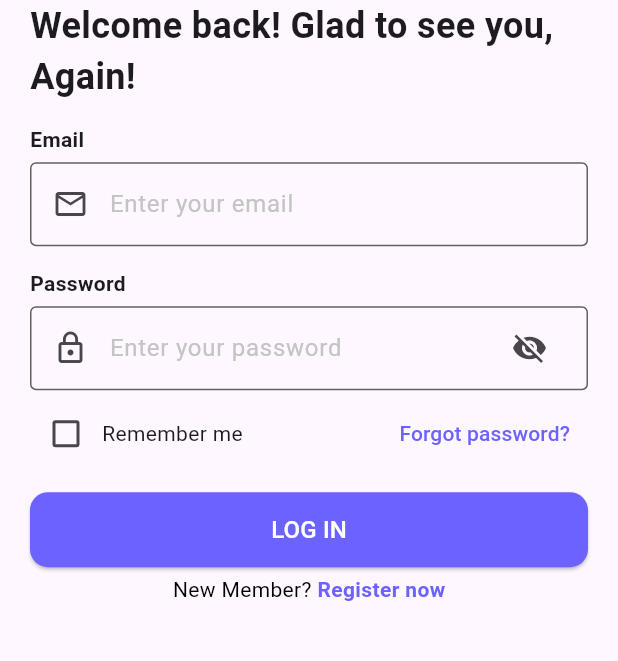
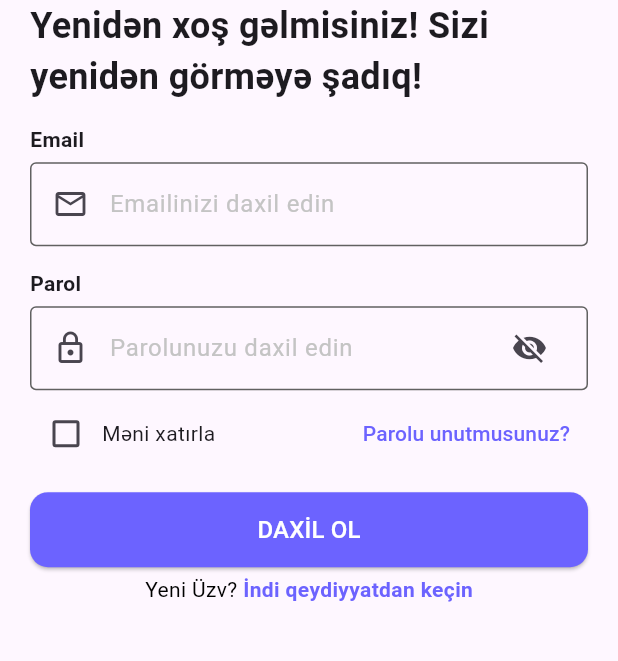
Before and after one commit to Kanan302/task-app, a Flutter app: the screen it shows after launch, on a phone screen of 412 x 824 dp, the part 374-1035 px from its top. Run offline on Flutter 3.47's test engine with Material 3 defaults, Android fonts, the phone set to English and light mode, and no system bars; our stand-ins replace bloc, cloud_firestore, equatable, firebase_auth, firebase_core, flutter_bloc and 2 more; accounts and stored records are empty.

Commit message:
app texts

```diff
--- /dev/null
+++ b/lib/core/constants/app_texts.dart
@@ -0,0 +1,62 @@
+class AppTexts {
+  // login page
+  static const String loginSuccessful = 'Giriş Uğurlu!';
+  static const String welcomeBack =
+      'Yenidən xoş gəlmisiniz! Sizi yenidən görməyə şadıq!';
+  static const String rememberMe = 'Məni xatırla';
+  static const String forgotPassword = 'Parolu unutmusunuz?';
+  static const String lOGIN = 'DAXİL OL';
+  static const String newMember = 'Yeni Üzv? ';
+  static const String registerNow = 'İndi qeydiyyatdan keçin';
+  static const String minPassword = 'Şifrə ən azı 6 simvol olmalıdır';
+  static const String finisPassword = 'Email @gmail.com ilə bitməlidir';
+  static const String wrongPassword = 'Yanlış şifrə';
+  static const String notFoundUser = 'İstifadəçi tapılmadı';
+  static const String unexpectedError = 'Gözlənilməz bir xəta baş verdi';
+
+  // register page
+  static const String createAccount = 'Xoş gəlmisiniz! Yeni hesab yaradın.';
+  static const String password = 'Parol';
+  static const String enterPassword = 'Parolunuzu daxil edin';
+  static const String emptyPassword = 'Şifrə boş ola bilməz';
+  static const String confirm = 'Təsdiq et';
+  static const String confirmPassword = 'Parolunuzu təsdiqləyin';
+  static const String signUp = 'QEYDİYYATDAN KEÇİN';
+  static const String samePassword = 'Şifrələr eyni olmalıdır.';
+  static const String alreadyMember = 'Artıq üzvsünüz? ';
+  static const String logIn = 'Daxil ol';
+  static const String congrats = 'Təbriklər!';
+  static const String createdAccount = 'Hesab yaradıldı! Təbrik edirik!';
+  static const String close = 'Bağla';
+
+  // reset password page
+  static const String resetYourPassword = 'Parolunuzu Sıfırlayın';
+  static const String sendedLink =
+      'Şifrə yeniləmə linki emailinizə göndərildi.';
+  static const String enterEmail = 'Emailinizi daxil edin';
+  static const String reset = 'Sıfırla';
+  static const String email = 'Email';
+  static const String emptyEmail = 'Email boş ola bilməz';
+  static const String correctEmail = 'Düzgün email daxil edin';
+
+  // navbar
+  static const String home = 'Ana səhifə';
+  static const String profile = 'Profil';
+
+  // profile tab
+  static const String firstName = 'Ad';
+  static const String lastName = 'Soyad';
+  static const String age = 'Yaş';
+  static const String address = 'Ünvan';
+  static const String delete = 'Sil';
+  static const String save = 'Saxla';
+  static const String notFoundProfile = 'Profil məlumatı tapılmadı!';
+  static const String savedProfile = 'Profil saxlandı!';
+  static const String notLoadedImage = 'Şəkil yüklənməyib';
+  static const String deletedProfile = 'Profil silindi!';
+
+  // home tab
+  static const String search = 'Axtar';
+  static const String date = 'Tarix';
+
+}
--- a/lib/features/auth/login/login.dart
+++ b/lib/features/auth/login/login.dart
@@ -2,6 +2,7 @@ import 'package:flutter/material.dart';
 import 'package:flutter_bloc/flutter_bloc.dart';
 import 'package:flutter_svg/flutter_svg.dart';
 import 'package:provider/provider.dart';
+import 'package:task/core/constants/app_texts.dart';
 import 'package:task/features/auth/login/bloc/login_bloc.dart';
 import 'package:task/core/constants/app_colors.dart';
 import 'package:task/core/constants/app_routes.dart';
@@ -39,7 +40,7 @@ class _LoginPageState extends State<LoginPage> {
                   if (state is LoginLoading) {
                     CircularProgressIndicator;
                   } else if (state is LoginSuccess) {
-                    AppSnackBar.show(context, "Login Successful!",
+                    AppSnackBar.show(context, AppTexts.loginSuccessful,
                         backgroundColor: AppColors.black);
                     Navigator.pushReplacementNamed(
                         context, AppRoutes.navbar.path);
@@ -58,7 +59,7 @@ class _LoginPageState extends State<LoginPage> {
                         height: 200,
                       ),
                       const Text(
-                        'Welcome back! Glad to see you, Again!',
+                        AppTexts.welcomeBack,
                         style: TextStyle(
                           fontSize: 24,
                           fontWeight: FontWeight.bold,
@@ -69,7 +70,7 @@ class _LoginPageState extends State<LoginPage> {
                         crossAxisAlignment: CrossAxisAlignment.start,
                         children: [
                           const Text(
-                            'Email',
+                            AppTexts.email,
                             style: TextStyle(
                               fontSize: 14,
                               fontWeight: FontWeight.bold,
@@ -77,16 +78,16 @@ class _LoginPageState extends State<LoginPage> {
                           ),
                           const SizedBox(height: 5),
                           AppTextField(
-                            hintText: 'Enter your email',
+                            hintText: AppTexts.enterEmail,
                             controller: _emailController,
                             obscureText: false,
                             prefixIcon: Icons.email_outlined,
                             onPressed: null,
                             validator: (value) {
                               if (value == null || value.isEmpty) {
-                                return 'Email boş ola bilməz';
+                                return AppTexts.emptyEmail;
                               } else if (!value.endsWith('@gmail.com')) {
-                                return 'Email @gmail.com ilə bitməlidir';
+                                return AppTexts.finisPassword;
                               }
                               return null;
                             },
@@ -98,7 +99,7 @@ class _LoginPageState extends State<LoginPage> {
                         crossAxisAlignment: CrossAxisAlignment.start,
                         children: [
                           const Text(
-                            'Password',
+                            AppTexts.password,
                             style: TextStyle(
                               fontSize: 14,
                               fontWeight: FontWeight.bold,
@@ -108,7 +109,7 @@ class _LoginPageState extends State<LoginPage> {
                           Consumer<VisibilityProvider>(
                             builder: (context, visibilityProvider, child) {
                               return AppTextField(
-                                hintText: 'Enter your password',
+                                hintText: AppTexts.enterPassword,
                                 controller: _passwordController,
                                 obscureText:
                                     visibilityProvider.isObscuredPassword,
@@ -117,9 +118,9 @@ class _LoginPageState extends State<LoginPage> {
                                     visibilityProvider.togglePasswordVisibility,
                                 validator: (value) {
                                   if (value == null || value.isEmpty) {
-                                    return 'Şifrə boş ola bilməz';
+                                    return AppTexts.emptyPassword;
                                   } else if (value.length < 6) {
-                                    return 'Şifrə ən azı 6 simvol olmalıdır';
+                                    return AppTexts.minPassword;
                                   }
                                   return null;
                                 },
@@ -132,9 +133,9 @@ class _LoginPageState extends State<LoginPage> {
                       Row(
                         mainAxisAlignment: MainAxisAlignment.spaceBetween,
                         children: [
-                          const LoginCheckboxText(text: 'Remember me'),
+                          const LoginCheckboxText(text: AppTexts.rememberMe),
                           AppTextButton(
-                            text: 'Forgot password?',
+                            text: AppTexts.forgotPassword,
                             onPressed: () {
                               Navigator.pushNamed(
                                   context, AppRoutes.reset.path);
@@ -145,7 +146,7 @@ class _LoginPageState extends State<LoginPage> {
                       ),
                       const SizedBox(height: 15),
                       AppElevatedButton(
-                        text: 'LOG IN',
+                        text: AppTexts.lOGIN,
                         color: AppColors.lightNavy,
                         onPressed: () {
                           if (_formKey.currentState!.validate()) {
@@ -160,11 +161,11 @@ class _LoginPageState extends State<LoginPage> {
                       ),
                       const SizedBox(height: 5),
                       LoginTextDetector(
-                        text: 'New Member? ',
+                        text: AppTexts.newMember,
                         onTap: () {
                           Navigator.pushNamed(context, AppRoutes.register.path);
                         },
-                        registerText: 'Register now',
+                        registerText: AppTexts.registerNow,
                       ),
                     ],
                   ),
--- a/lib/features/auth/register/register.dart
+++ b/lib/features/auth/register/register.dart
@@ -3,6 +3,7 @@ import 'package:flutter_bloc/flutter_bloc.dart';
 import 'package:flutter_svg/svg.dart';
 import 'package:provider/provider.dart';
 import 'package:task/core/constants/app_colors.dart';
+import 'package:task/core/constants/app_texts.dart';
 import 'package:task/core/widgets/app_elevated_button.dart';
 import 'package:task/features/auth/register/bloc/register_bloc.dart';
 import 'package:task/core/constants/app_routes.dart';
@@ -62,7 +63,7 @@ class _RegisterPageState extends State<RegisterPage> {
                         height: 180,
                       ),
                       const Text(
-                        'Welcome! Create a new account.',
+                        AppTexts.createAccount,
                         style: TextStyle(
                           fontSize: 24,
                           fontWeight: FontWeight.bold,
@@ -73,7 +74,7 @@ class _RegisterPageState extends State<RegisterPage> {
                         crossAxisAlignment: CrossAxisAlignment.start,
                         children: [
                           const Text(
-                            'Email',
+                            AppTexts.email,
                             style: TextStyle(
                               fontSize: 14,
                               fontWeight: FontWeight.bold,
@@ -81,14 +82,14 @@ class _RegisterPageState extends State<RegisterPage> {
                           ),
                           const SizedBox(height: 5),
                           AppTextField(
-                            hintText: 'Enter your email',
+                            hintText: AppTexts.enterEmail,
                             controller: _emailController,
                             obscureText: false,
                             prefixIcon: Icons.email_outlined,
                             onPressed: null,
                             validator: (value) {
                               if (value == null || value.isEmpty) {
-                                return 'Email boş ola bilməz';
+                                return AppTexts.emptyEmail;
                               } else if (!value.endsWith('@gmail.com')) {
                                 return 'Email @gmail.com ilə bitməlidir';
                               }
@@ -102,7 +103,7 @@ class _RegisterPageState extends State<RegisterPage> {
                         crossAxisAlignment: CrossAxisAlignment.start,
                         children: [
                           const Text(
-                            'Password',
+                            AppTexts.password,
                             style: TextStyle(
                               fontSize: 14,
                               fontWeight: FontWeight.bold,
@@ -112,7 +113,7 @@ class _RegisterPageState extends State<RegisterPage> {
                           Consumer<VisibilityProvider>(
                             builder: (context, visibilityProvider, child) {
                               return AppTextField(
-                                hintText: 'Enter your password',
+                                hintText: AppTexts.enterPassword,
                                 controller: _passwordController,
                                 obscureText:
                                     visibilityProvider.isObscuredPassword,
@@ -121,7 +122,7 @@ class _RegisterPageState extends State<RegisterPage> {
                                     visibilityProvider.togglePasswordVisibility,
                                 validator: (value) {
                                   if (value == null || value.isEmpty) {
-                                    return 'Şifrə boş ola bilməz';
+                                    return AppTexts.emptyPassword;
                                   } else if (value.length < 6) {
                                     return 'Şifrə ən azı 6 simvol olmalıdır';
                                   }
@@ -137,7 +138,7 @@ class _RegisterPageState extends State<RegisterPage> {
                         crossAxisAlignment: CrossAxisAlignment.start,
                         children: [
                           const Text(
-                            'Confirm',
+                            AppTexts.confirm,
                             style: TextStyle(
                               fontSize: 14,
                               fontWeight: FontWeight.bold,
@@ -147,7 +148,7 @@ class _RegisterPageState extends State<RegisterPage> {
                           Consumer<VisibilityProvider>(
                             builder: (context, visibilityProvider, child) {
                               return AppTextField(
-                                hintText: 'Confirm your password',
+                                hintText: AppTexts.confirmPassword,
                                 controller: _confirmPasswordController,
                                 obscureText: visibilityProvider
                                     .isObscuredConfirmPassword,
@@ -156,7 +157,7 @@ class _RegisterPageState extends State<RegisterPage> {
                                     .toggleConfirmPasswordVisibility,
                                 validator: (value) {
                                   if (value == null || value.isEmpty) {
-                                    return 'Şifrə boş ola bilməz';
+                                    return AppTexts.emptyPassword;
                                   } else if (value.length < 6) {
                                     return 'Şifrə ən azı 6 simvol olmalıdır';
                                   }
@@ -169,7 +170,7 @@ class _RegisterPageState extends State<RegisterPage> {
                       ),
                       const SizedBox(height: 20),
                       AppElevatedButton(
-                        text: 'SIGN UP',
+                        text: AppTexts.signUp,
                         color: AppColors.lightNavy,
                         onPressed: () {
                           if (_formKey.currentState!.validate()) {
@@ -178,8 +179,7 @@ class _RegisterPageState extends State<RegisterPage> {
                             final confirmPassword =
                                 _confirmPasswordController.text.trim();
                             if (password != confirmPassword) {
-                              AppSnackBar.show(
-                                  context, "Şifrələr eyni olmalıdır.");
+                              AppSnackBar.show(context, AppTexts.samePassword);
                             } else {
                               context
                                   .read<RegisterBloc>()
@@ -190,11 +190,12 @@ class _RegisterPageState extends State<RegisterPage> {
                       ),
                       const SizedBox(height: 5),
                       RegisterTextDetector(
-                          text: 'Already a member? ',
-                          onTap: () {
-                            Navigator.pushNamed(context, AppRoutes.login.path);
-                          },
-                          loginText: 'Log In')
+                        text: AppTexts.alreadyMember,
+                        onTap: () {
+                          Navigator.pushNamed(context, AppRoutes.login.path);
+                        },
+                        loginText: AppTexts.logIn,
+                      )
                     ],
                   ),
                 ),
--- a/lib/features/auth/reset/reset_password.dart
+++ b/lib/features/auth/reset/reset_password.dart
@@ -2,6 +2,7 @@ import 'package:flutter/material.dart';
 import 'package:flutter_bloc/flutter_bloc.dart';
 import 'package:flutter_svg/svg.dart';
 import 'package:task/core/constants/app_colors.dart';
+import 'package:task/core/constants/app_texts.dart';
 import 'package:task/core/widgets/app_elevated_button.dart';
 import 'package:task/core/widgets/app_snack_bar.dart';
 import 'package:task/core/widgets/app_text_field.dart';
@@ -27,7 +28,7 @@ class _ResetPasswordPageState extends State<ResetPasswordPage> {
           onPressed: Navigator.of(context).pop,
           icon: const Icon(Icons.arrow_back),
         ),
-        title: const Text('Reset Your Password'),
+        title:  const Text(AppTexts.resetYourPassword),
       ),
       body: SafeArea(
         child: SingleChildScrollView(
@@ -40,11 +41,11 @@ class _ResetPasswordPageState extends State<ResetPasswordPage> {
                     const CircularProgressIndicator();
                   } else if (state is ResetPasswordSuccess) {
                     AppSnackBar.show(
-                        context, "Şifrə yeniləmə linki emailinizə göndərildi.",
+                        context, AppTexts.sendedLink,
                         backgroundColor: Colors.black);
                   } else if (state is ResetPasswordFailure) {
                     AppSnackBar.show(
-                        context, "Yeniləmə Uğursuz: ${state.error}");
+                        context, 'Yeniləmə Uğursuz: ${state.error}');
                   }
                 },
                 child: Form(
@@ -62,7 +63,7 @@ class _ResetPasswordPageState extends State<ResetPasswordPage> {
                         crossAxisAlignment: CrossAxisAlignment.start,
                         children: [
                           const Text(
-                            'Email',
+                            AppTexts.email,
                             style: TextStyle(
                               fontSize: 14,
                               fontWeight: FontWeight.bold,
@@ -70,16 +71,16 @@ class _ResetPasswordPageState extends State<ResetPasswordPage> {
                           ),
                           const SizedBox(height: 5),
                           AppTextField(
-                            hintText: 'Enter your email',
+                            hintText: AppTexts.enterEmail,
                             controller: _emailController,
                             obscureText: false,
                             prefixIcon: Icons.email_outlined,
                             onPressed: null,
                             validator: (value) {
                               if (value == null || value.isEmpty) {
-                                return 'Email boş ola bilməz';
+                                return AppTexts.emptyEmail;
                               } else if (!value.contains('@')) {
-                                return 'Düzgün email daxil edin';
+                                return AppTexts.correctEmail;
                               }
                               return null;
                             },
@@ -88,7 +89,7 @@ class _ResetPasswordPageState extends State<ResetPasswordPage> {
                       ),
                       const SizedBox(height: 20),
                       AppElevatedButton(
-                        text: 'Reset',
+                        text: AppTexts.reset,
                         color: AppColors.lightNavy,
                         onPressed: () async {
                           if (_formKey.currentState!.validate()) {
--- a/lib/features/pages/nav_bar.dart
+++ b/lib/features/pages/nav_bar.dart
@@ -1,5 +1,6 @@
 import 'package:flutter/material.dart';
 import 'package:provider/provider.dart';
+import 'package:task/core/constants/app_texts.dart';
 import 'package:task/features/pages/home/home.dart';
 import 'package:task/services/provider/navigation_provider.dart';
 import 'profile/profile.dart';
@@ -25,11 +26,11 @@ class NavBar extends StatelessWidget {
         items: const [
           BottomNavigationBarItem(
             icon: Icon(Icons.home),
-            label: 'Home',
+            label: AppTexts.home,
           ),
           BottomNavigationBarItem(
             icon: Icon(Icons.person),
-            label: 'Profile',
+            label: AppTexts.profile,
           ),
         ],
         currentIndex:
--- a/lib/features/pages/profile/services/profile_provider.dart
+++ b/lib/features/pages/profile/services/profile_provider.dart
@@ -16,6 +16,7 @@ class ProfileProvider extends ChangeNotifier {
   String? base64Image;
   Uint8List? imageBytes;
   String? profileDocId;
+  bool isLoading = true; // Track loading state
 
   final ImagePicker _picker = ImagePicker();
 
@@ -24,6 +25,9 @@ class ProfileProvider extends ChangeNotifier {
   }
 
   Future<void> _fetchProfile(BuildContext context) async {
+    isLoading = true;
+    notifyListeners();
+
     await fetchProfileHelper(
       context: context,
       firstNameController: firstNameController,
@@ -42,6 +46,8 @@ class ProfileProvider extends ChangeNotifier {
         notifyListeners();
       },
     );
+    isLoading = false;
+    notifyListeners();
   }
 
   Future<void> pickImage() async {
```
Also changed, not shown: lib/features/auth/login/bloc/login_bloc.dart (+4 -3 lines), lib/features/auth/register/widgets/register_dialog.dart (+4 -3 lines), lib/features/pages/home/home.dart (+7 -6 lines), lib/features/pages/profile/profile.dart (+14 -11 lines), lib/features/pages/profile/services/profile_helper.dart (+5 -4 lines).
